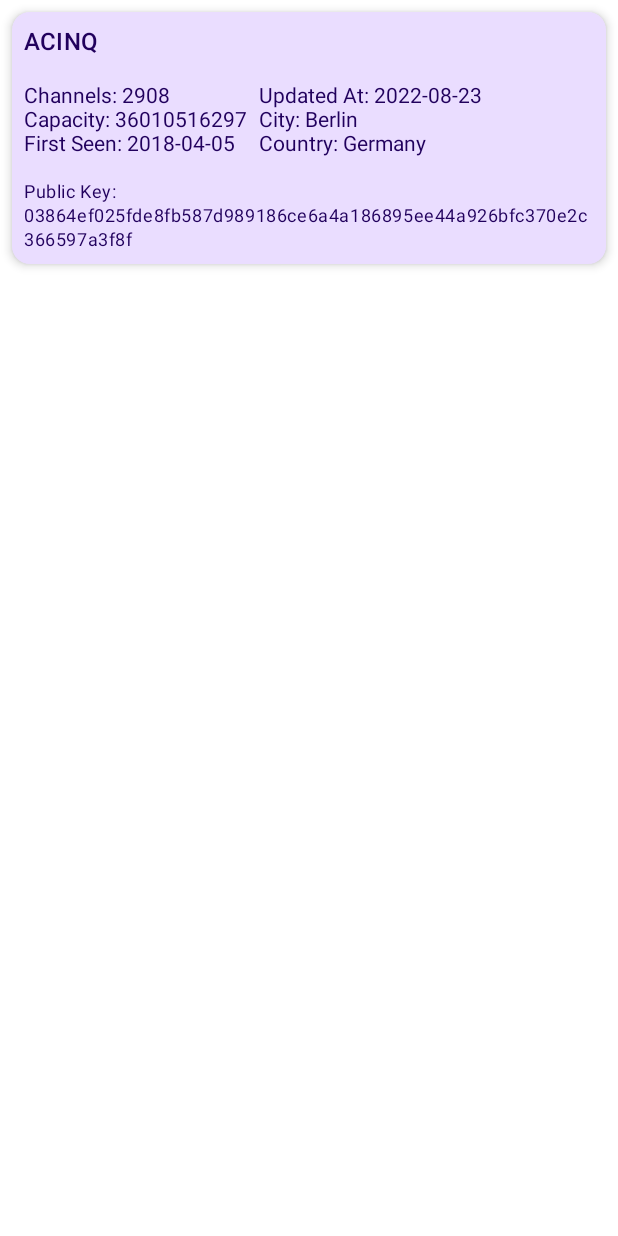
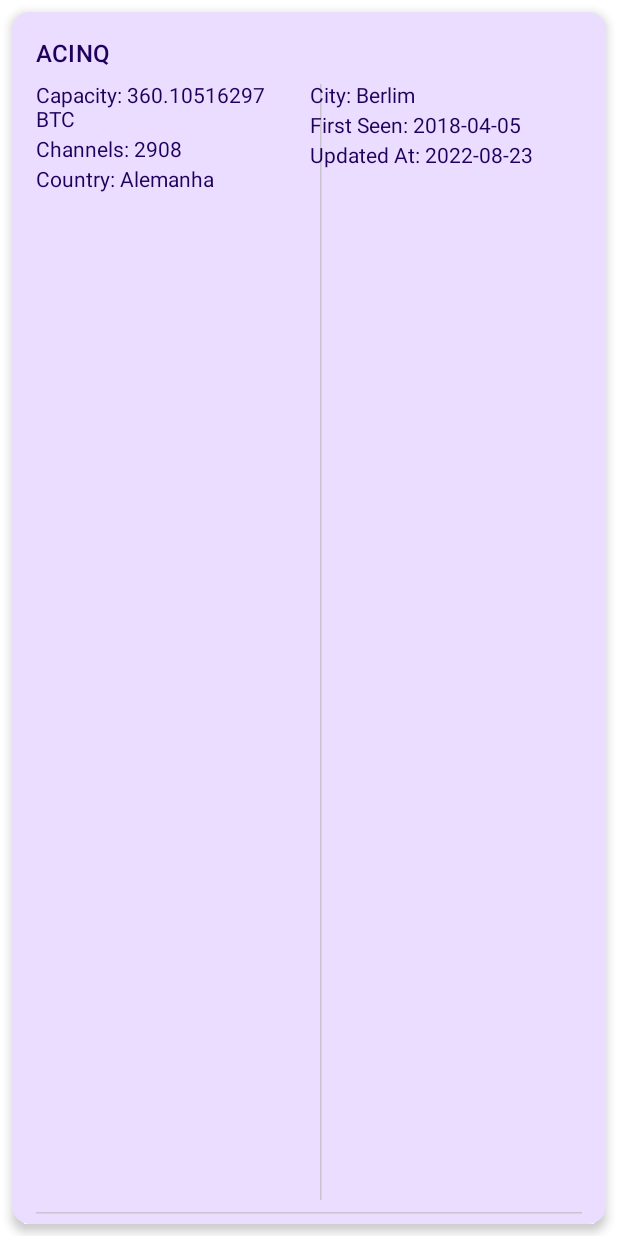
Before and after one commit to LuanApps/TheLightningNodesRank, an Android app built with Jetpack Compose: the @Preview function NodeListItemPreview, on a phone screen of 412 x 824 dp. Run offline under Robolectric (Android 15) with nearby library versions, the phone set to English and light mode, and no system bars; our stand-ins replace Dagger/Hilt's generated code, livedata-compose.

Commit message:
Implement feature to update nodes list; Improve UI

```diff
--- a/app/src/main/java/dev/luanramos/thelightningnodesrank/presentation/main/MainActivity.kt
+++ b/app/src/main/java/dev/luanramos/thelightningnodesrank/presentation/main/MainActivity.kt
@@ -1,17 +1,16 @@
 package dev.luanramos.thelightningnodesrank.presentation.main
 
-import dev.luanramos.thelightningnodesrank.R
 import android.os.Bundle
-import android.widget.Toast
 import androidx.activity.ComponentActivity
 import androidx.activity.compose.setContent
 import androidx.activity.enableEdgeToEdge
 import androidx.activity.viewModels
 import androidx.compose.foundation.clickable
+import androidx.compose.foundation.layout.Arrangement
 import androidx.compose.foundation.layout.Box
 import androidx.compose.foundation.layout.Column
 import androidx.compose.foundation.layout.Row
-import androidx.compose.foundation.layout.Spacer
+import androidx.compose.foundation.layout.fillMaxHeight
 import androidx.compose.foundation.layout.fillMaxSize
 import androidx.compose.foundation.layout.fillMaxWidth
 import androidx.compose.foundation.layout.padding
@@ -23,32 +22,39 @@ import androidx.compose.foundation.shape.RoundedCornerShape
 import androidx.compose.material3.Card
 import androidx.compose.material3.CardDefaults
 import androidx.compose.material3.ExperimentalMaterial3Api
+import androidx.compose.material3.HorizontalDivider
+import androidx.compose.material3.Icon
+import androidx.compose.material3.IconButton
 import androidx.compose.material3.MaterialTheme
 import androidx.compose.material3.Scaffold
 import androidx.compose.material3.Text
 import androidx.compose.material3.TopAppBar
 import androidx.compose.material3.TopAppBarDefaults
+import androidx.compose.material3.VerticalDivider
 import androidx.compose.runtime.Composable
 import androidx.compose.runtime.LaunchedEffect
+import androidx.compose.runtime.getValue
+import androidx.compose.runtime.livedata.observeAsState
+import androidx.compose.runtime.mutableStateOf
+import androidx.compose.runtime.remember
+import androidx.compose.runtime.setValue
+import androidx.compose.ui.Alignment
 import androidx.compose.ui.Modifier
+import androidx.compose.ui.platform.LocalContext
+import androidx.compose.ui.res.painterResource
 import androidx.compose.ui.res.stringResource
 import androidx.compose.ui.tooling.preview.Preview
 import androidx.compose.ui.unit.dp
 import dagger.hilt.android.AndroidEntryPoint
+import dev.luanramos.thelightningnodesrank.R
 import dev.luanramos.thelightningnodesrank.domain.model.Node
 import dev.luanramos.thelightningnodesrank.domain.model.TranslatedField
 import dev.luanramos.thelightningnodesrank.presentation.theme.TheLightningNodesRankTheme
+import dev.luanramos.thelightningnodesrank.presentation.ui.component.CustomCircularProgressBar
+import dev.luanramos.thelightningnodesrank.utils.copyToClipboard
 import java.text.SimpleDateFormat
 import java.util.Date
 import java.util.Locale
-import androidx.compose.runtime.livedata.observeAsState
-import androidx.compose.runtime.getValue
-import androidx.compose.runtime.mutableStateOf
-import androidx.compose.runtime.remember
-import androidx.compose.runtime.setValue
-import androidx.compose.ui.Alignment
-import androidx.compose.ui.platform.LocalContext
-import dev.luanramos.thelightningnodesrank.presentation.ui.component.CustomCircularProgressBar
 
 @AndroidEntryPoint
 class MainActivity : ComponentActivity() {
@@ -88,19 +94,31 @@ fun MainScreen(viewModel: MainViewModel){
                     Text(text = stringResource(R.string.app_name))
                 },
                 colors = TopAppBarDefaults.topAppBarColors(
-                    containerColor = MaterialTheme.colorScheme.primaryContainer,
+                    containerColor = MaterialTheme.colorScheme.surface,
                     titleContentColor = MaterialTheme.colorScheme.primary,
                 ),
-                actions = {}
+                actions = {
+                    IconButton(onClick = {
+                        shouldShowProgress = true
+                        viewModel.clearNodeList()
+                        viewModel.loadNodesList()
+                    }) {
+                        Icon(
+                            painter = painterResource(id = R.drawable.ic_update),
+                            contentDescription = "Update"
+                        )
+                    }
+                }
             )
         },
         content = { innerPadding ->
-            if (shouldShowProgress) {
-                Box(
-                    modifier = Modifier
+            val modifier = Modifier
                 .fillMaxSize()
                 .padding(innerPadding)
-                ) {
+
+            when {
+                shouldShowProgress -> {
+                    Box(modifier = modifier) {
                         CustomCircularProgressBar(
                             modifier = Modifier
                                 .size(100.dp)
@@ -109,27 +127,40 @@ fun MainScreen(viewModel: MainViewModel){
                         )
                     }
                 }
-            LazyColumn(
-                modifier = Modifier
-                    .fillMaxSize()
-                    .padding(innerPadding)
-            ) {
+
+                nodeList.isNullOrEmpty() -> {
+                    Box(modifier = modifier, contentAlignment = Alignment.Center) {
+                        Text(
+                            text = "No data available",
+                            style = MaterialTheme.typography.bodyLarge,
+                            color = MaterialTheme.colorScheme.onSurface
+                        )
+                    }
+                }
+
+                else -> {
+                    LazyColumn(modifier = modifier) {
                         nodeList?.let {
                             items(it) { node ->
-                        NodeListItem(node){ node ->
-                            //TODO: Do Any action after the user clicks in a node item
-                            Toast.makeText(context, node.alias, Toast.LENGTH_SHORT).show()
+                                NodeListItem(node) { clickedNode ->
+                                    context.copyToClipboard("Copy public key", node.publicKey)
+                                }
+                            }
+                        }
+                    }
                 }
             }
         }
 
-            }
-        }
     )
 }
 
 @Composable
 fun NodeListItem(node: Node, modifier: Modifier = Modifier, onClick:(Node) -> Unit) {
+
+    val nodeCity = node.city?.ptBR ?: node.city?.en
+    val nodeCountry = node.country?.ptBR ?: node.country?.en
+
     Card(
         modifier = modifier
             .padding(8.dp)
@@ -141,31 +172,53 @@ fun NodeListItem(node: Node, modifier: Modifier = Modifier, onClick:(Node) -> Un
             containerColor = MaterialTheme.colorScheme.primaryContainer,
         ),
     ) {
-        Row(modifier = Modifier.padding(8.dp)) {
-            Text(node.alias, style = MaterialTheme.typography.titleMedium)
-        }
-        Row(modifier = Modifier.padding(8.dp)) {
-            Column {
+        Column(
+            modifier = Modifier.padding(16.dp),
+            verticalArrangement = Arrangement.spacedBy(8.dp)
+        ) {
+            Text(
+                text = node.alias,
+                style = MaterialTheme.typography.titleMedium
+            )
+
+            Row(
+                modifier = Modifier.fillMaxWidth()
+            ) {
+                Column(
+                    modifier = Modifier.weight(1f),
+                    verticalArrangement = Arrangement.spacedBy(4.dp)
+                ) {
+                    Text("Capacity: ${satsToBitcoin(node.capacity)}")
                     Text("Channels: ${node.channels}")
-                Text("Capacity: ${node.capacity}")
-                Text("First Seen: ${formatTimestamp(node.firstSeen)}")
-            }
-            Spacer(Modifier.width(8.dp))
-            Column {
-                Text("Updated At: ${formatTimestamp(node.updatedAt)}")
-
-                node.city?.en?.let {
-                    Text("City: $it")
+                    Text("Country: $nodeCountry")
                 }
 
-                node.country?.en?.let {
-                    Text("Country: $it")
+                VerticalDivider(
+                    modifier = Modifier
+                        .fillMaxHeight()
+                        .width(1.dp)
+                        .padding(horizontal = 8.dp)
+                )
+
+                Column(
+                    modifier = Modifier.weight(1f),
+                    verticalArrangement = Arrangement.spacedBy(4.dp)
+                ) {
+                    Text("City: $nodeCity")
+                    Text("First Seen: ${formatTimestamp(node.firstSeen)}")
+                    Text("Updated At: ${formatTimestamp(node.updatedAt)}")
                 }
             }
+
+            HorizontalDivider(modifier = Modifier.padding(vertical = 8.dp))
+
+            Text(
+                text = "Public Key: ${node.publicKey}",
+                style = MaterialTheme.typography.bodySmall,
+                color = MaterialTheme.colorScheme.onSurfaceVariant
+            )
         }
-        Row(modifier = Modifier.padding(8.dp)) {
-            Text("Public Key: ${node.publicKey}", style = MaterialTheme.typography.bodySmall)
-        }
+
     }
 }
 
@@ -209,3 +262,8 @@ fun NodeListItemPreview() {
 
     NodeListItem(node = sampleNode, onClick = {})
 }
+
+fun satsToBitcoin(sats: Long): String {
+    val btc = sats / 100_000_000.0
+    return String.format(Locale.getDefault(), "%.8f BTC", btc)
+}
```
Also changed, not shown: app/src/main/java/dev/luanramos/thelightningnodesrank/presentation/main/MainViewModel.kt (+7 -2 lines), app/src/main/java/dev/luanramos/thelightningnodesrank/utils/ExtensionFunctions.kt (added, +15 -0 lines), app/src/main/res/drawable/ic_update.xml (added, +9 -0 lines). Lines whose indentation alone changed are shown as unchanged.
